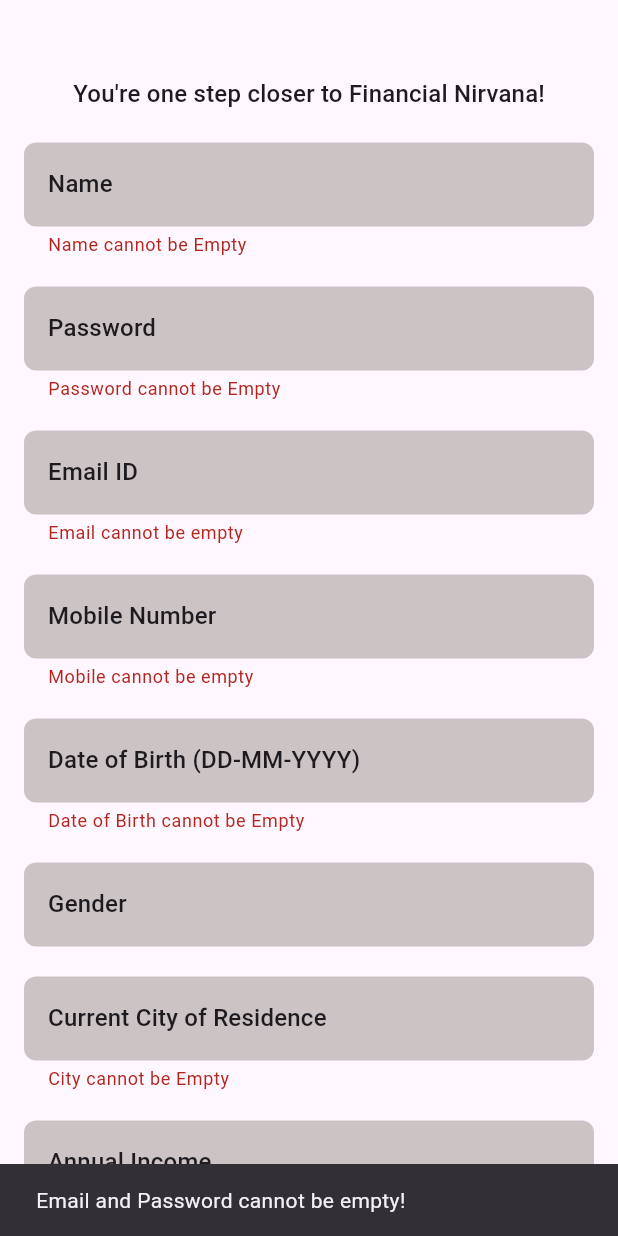
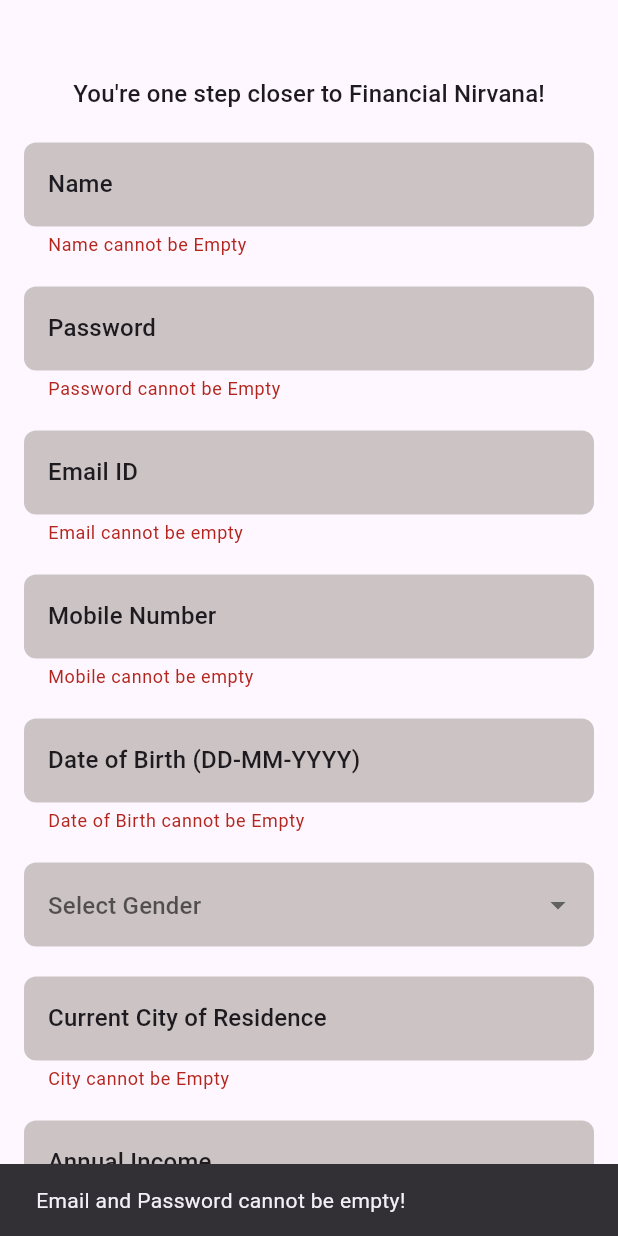
Before and after one commit to Siddiqui145/money_monastery, a Flutter app: the SignupScreen screen opened directly, after a tap on "Sign Up", on a phone screen of 412 x 824 dp. Run offline on Flutter 3.47's test engine with Material 3 defaults, Android fonts, the light colour scheme and no system bars; our stand-ins replace cloud_firestore, firebase_auth, firebase_core; accounts and stored records are empty.

Commit message:
Fixes & widgets for dropdown included

```diff
--- a/lib/main.dart
+++ b/lib/main.dart
@@ -1,6 +1,8 @@
+//import 'package:firebase_auth/firebase_auth.dart';
 import 'package:firebase_core/firebase_core.dart';
 import 'package:flutter/material.dart';
 import 'package:money_monastery/src/features/home/presentation/screens/landing_screen.dart';
+//import 'package:money_monastery/src/features/home/presentation/screens/qnda_screen.dart';
 
 void main() async {
   WidgetsFlutterBinding.ensureInitialized();
@@ -18,7 +20,11 @@ class MyApp extends StatelessWidget {
       theme: ThemeData(
         //colorScheme: ColorScheme.fromSeed(seedColor: Colors.deepPurple),
       ),
-      home: const LandingScreen(),
+      home:
+      // FirebaseAuth.instance.currentUser!= null
+      // ? const QndaScreen()
+      // : const LandingScreen(),
+      const LandingScreen(),
       debugShowCheckedModeBanner: false,
     );
   }
--- a/lib/src/features/home/presentation/auth/signup_screen.dart
+++ b/lib/src/features/home/presentation/auth/signup_screen.dart
@@ -2,9 +2,11 @@ import 'package:cloud_firestore/cloud_firestore.dart';
 import 'package:firebase_auth/firebase_auth.dart';
 import 'package:flutter/material.dart';
 import 'package:flutter/services.dart';
-import 'package:money_monastery/src/features/home/presentation/screens/landing_screen.dart';
+import 'package:money_monastery/src/features/home/presentation/auth/email_verification_screen.dart';
 import 'package:money_monastery/src/features/home/presentation/widgets/custom_button.dart';
 import 'package:money_monastery/src/features/home/presentation/widgets/custom_textfield.dart';
+import 'package:money_monastery/src/features/home/presentation/widgets/drop_down.dart';
+import 'package:money_monastery/src/features/home/presentation/widgets/widgets.dart';
 
 class SignupScreen extends StatefulWidget {
   const SignupScreen({super.key});
@@ -16,7 +18,7 @@ class SignupScreen extends StatefulWidget {
 class _SignupScreenState extends State<SignupScreen> {
   final _formKey = GlobalKey<FormState>();
 
-  final TextEditingController nameController = TextEditingController();
+    final TextEditingController nameController = TextEditingController();
     final TextEditingController passwordController = TextEditingController();
     final TextEditingController emailController = TextEditingController();
     final TextEditingController mobileController = TextEditingController();
@@ -54,25 +56,29 @@ class _SignupScreenState extends State<SignupScreen> {
       );
       return;
     }
+
         try {
-            final userCredential = await FirebaseAuth.instance.createUserWithEmailAndPassword(
+            await FirebaseAuth.instance.createUserWithEmailAndPassword(
       email: email,
       password: password,);
-      print("User created: ${userCredential.user?.uid}");
 
+      if (context.mounted){
+      Navigator.pop(context);
       Navigator.pushReplacement(
         context,
-        MaterialPageRoute(builder: (context) => LandingScreen()),
+        MaterialPageRoute(builder: (context) => EmailVerificationScreen()),
       );
+      }
     }
      on FirebaseAuthException catch(e) {
-      print("Firebase Auth Error: ${e.code} - ${e.message}");
-      ScaffoldMessenger.of(context).showSnackBar(
+      if(context.mounted) {
+        ScaffoldMessenger.of(context).showSnackBar(
         SnackBar(content: Text("Error: ${e.message}")),
       );
       }
+      }
       catch(e) {
-        print("Unexpected Error : $e");
+        //print("Unexpected Error : $e");
         ScaffoldMessenger.of(context).showSnackBar(
           SnackBar(content: Text('Unexpected Error occured'))
         );
@@ -171,11 +177,21 @@ class _SignupScreenState extends State<SignupScreen> {
                 if (value == null || value.trim().isEmpty) {
                   return "Date of Birth cannot be Empty";
                 }
+                RegExp dobRegex = RegExp(r'^\d{2}-\d{2}-\d{4}$');
+                if (!dobRegex.hasMatch(value)) {
+                return "Enter valid format: DD-MM-YYYY";
+                }
                 return null;
-              },),
+              },
+              inputFormatters: [
+              FilteringTextInputFormatter.digitsOnly,
+              LengthLimitingTextInputFormatter(8),
+              DateFormatter()
+              ],),
 
               const SizedBox(height: 20,),
-              CustomTextfield(title: 'Gender', controller: genderController),
+              //CustomTextfield(title: 'Gender', controller: genderController),
+              Dropdown(title: "Select Gender", items: ["Male", "Female"], controller: genderController),
 
               const SizedBox(height: 20,),
               CustomTextfield(title: 'Current City of Residence', controller: cityController, keyboardType: TextInputType.name,
--- a/lib/src/features/home/presentation/widgets/custom_textfield.dart
+++ b/lib/src/features/home/presentation/widgets/custom_textfield.dart
@@ -10,8 +10,8 @@ class CustomTextfield extends StatelessWidget {
     this.obscureText = false,
     this.isPassword = false,
     this.keyboardType,
-    this.validator,
-    this.inputFormatters,
+    this.validator, //For validation like regular experssions
+    this.inputFormatters, //For Limiting number of digits in mobile numbers
     });
 
     final String title;
--- /dev/null
+++ b/lib/src/features/home/presentation/widgets/drop_down.dart
@@ -0,0 +1,56 @@
+import 'package:flutter/material.dart';
+
+class Dropdown extends StatefulWidget {
+  final String title;
+  final List<String> items;
+  final TextEditingController controller;
+
+  const Dropdown({
+    super.key,
+    required this.title,
+    required this.items,
+    required this.controller,
+  });
+
+  @override
+  DropdownState createState() => DropdownState();
+}
+
+class DropdownState extends State<Dropdown> {
+  String? selectedValue;
+
+  @override
+  void initState() {
+    super.initState();
+    selectedValue = widget.controller.text.isNotEmpty ? widget.controller.text : null;
+  }
+
+  @override
+  Widget build(BuildContext context) {
+    return DropdownButtonFormField<String>(
+      value: selectedValue,
+      items: widget.items.map((String item) {
+        return DropdownMenuItem(
+          value: item,
+          child: Text(item),
+        );
+      }).toList(),
+      onChanged: (value) {
+        setState(() {
+          selectedValue = value;
+          widget.controller.text = value ?? "";
+        });
+      },
+      decoration: InputDecoration(
+        hintText: widget.title,
+        hintStyle: Theme.of(context).textTheme.titleMedium,
+        filled: true,
+        fillColor: const Color.fromRGBO(204, 196, 196, 1),
+        border: OutlineInputBorder(
+          borderRadius: BorderRadius.circular(8),
+          borderSide: BorderSide.none,
+        ),
+      ),
+    );
+  }
+}
--- a/lib/src/features/home/presentation/widgets/widgets.dart
+++ b/lib/src/features/home/presentation/widgets/widgets.dart
@@ -1 +1,22 @@
-library widgets;
+import 'package:flutter/services.dart';
+
+class DateFormatter extends TextInputFormatter {
+  @override
+  TextEditingValue formatEditUpdate(
+    TextEditingValue oldValue,
+    TextEditingValue newValue,
+  ) {
+    String text = newValue.text.replaceAll(RegExp(r'[^0-9]'), '');
+    String formattedText = '';
+
+    for (int i = 0; i < text.length; i++) {
+      if (i == 2 || i == 4) formattedText += '-';
+      formattedText += text[i];
+    }
+
+    return TextEditingValue(
+      text: formattedText,
+      selection: TextSelection.collapsed(offset: formattedText.length),
+    );
+  }
+}
```
